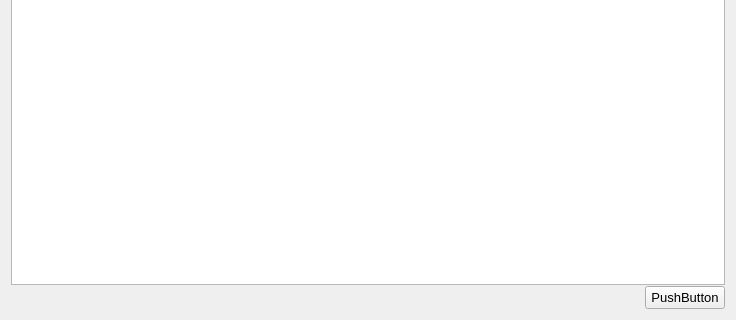
NagaResst/Paissa, file select_item_list.ui: the form before one commit; both pictures show x 0 to 736 and y 251 to 571 of the 736 by 571 pixel window.
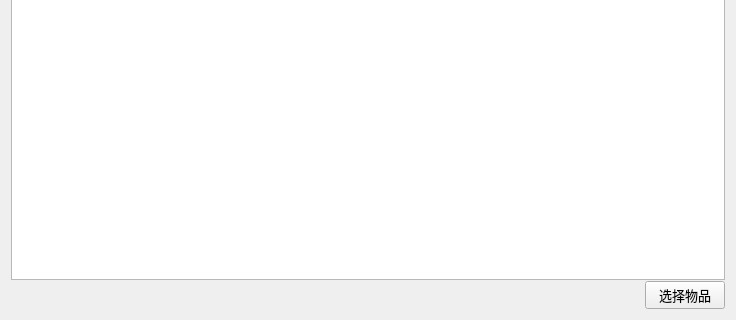
The form after the commit.

```diff
--- a/select_item_list.ui
+++ b/select_item_list.ui
@@ -40,7 +40,7 @@
         </font>
        </property>
        <property name="text">
-        <string>PushButton</string>
+        <string>选择物品</string>
        </property>
       </widget>
      </item>
```
